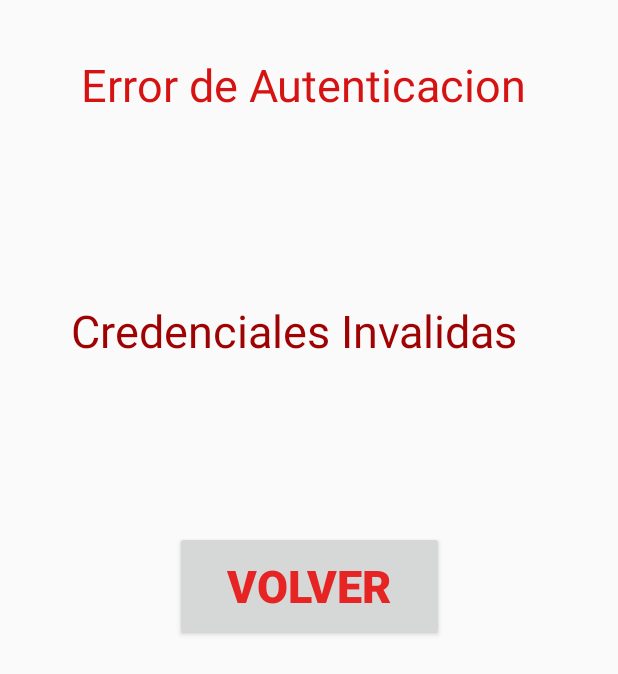
After one commit to MaxiARG/Grupo_609, an Android app: the ErrorDeAutenticacion screen opened directly, with no data from a screen before it, on a phone screen of 412 x 824 dp. The commit adds this screen. Shown: the top 674 px of the screen. Run offline under Robolectric (Android 15) with nearby library versions, the phone set to English and light mode, and no system bars.

Commit message:
WebService Login y Registrar andando

```diff
--- a/Arkanoid_SOA2/Codigo/app/src/main/AndroidManifest.xml
+++ b/Arkanoid_SOA2/Codigo/app/src/main/AndroidManifest.xml
@@ -18,7 +18,8 @@
         android:screenOrientation="portrait"
         android:supportsRtl="true"
         android:theme="@style/AppTheme">
-        <activity android:name=".RegistroExitoso"></activity>
+        <activity android:name=".ErrorDeAutenticacion"></activity>
+        <activity android:name=".RegistroExitoso" />
         <activity android:name=".Perdiste_Activity" />
         <activity android:name=".Ganaste_Activity" />
         <activity android:name=".GameLoop" />
--- /dev/null
+++ b/Arkanoid_SOA2/Codigo/app/src/main/java/com/example/arkanoid_soa/ErrorDeAutenticacion.java
@@ -0,0 +1,27 @@
+package com.example.arkanoid_soa;
+
+import androidx.appcompat.app.AppCompatActivity;
+
+import android.content.Intent;
+import android.os.Bundle;
+import android.view.View;
+
+public class ErrorDeAutenticacion extends AppCompatActivity {
+
+    @Override
+    protected void onCreate(Bundle savedInstanceState) {
+        super.onCreate(savedInstanceState);
+        setContentView(R.layout.activity_error_de_autenticacion);
+    }
+
+
+    public void irALogin(View view){
+        Intent intent = new Intent(this, MainActivity.class);
+        startActivity(intent);
+    }
+
+    @Override
+    public void onBackPressed() {
+        return;
+    }
+}
--- a/Arkanoid_SOA2/Codigo/app/src/main/java/com/example/arkanoid_soa/MainActivity.java
+++ b/Arkanoid_SOA2/Codigo/app/src/main/java/com/example/arkanoid_soa/MainActivity.java
@@ -95,8 +95,13 @@ public class MainActivity extends AppCompatActivity {
                             startActivity(intent);
                         }
 
-                    }else
-                        Toast.makeText(getBaseContext(), "Revise sus credenciales", Toast.LENGTH_LONG);
+                        if(response == null || response.body() == null){
+                            System.out.println( "ERRRRRORRRR");
+                            Intent intent = new Intent(getBaseContext(), ErrorDeAutenticacion.class);
+                            startActivity(intent);
+                        }
+
+                    }
                 }
 
                 @Override
--- /dev/null
+++ b/Arkanoid_SOA2/Codigo/app/src/main/res/layout/activity_error_de_autenticacion.xml
@@ -0,0 +1,50 @@
+<?xml version="1.0" encoding="utf-8"?>
+<androidx.constraintlayout.widget.ConstraintLayout xmlns:android="http://schemas.android.com/apk/res/android"
+    xmlns:app="http://schemas.android.com/apk/res-auto"
+    xmlns:tools="http://schemas.android.com/tools"
+    android:layout_width="match_parent"
+    android:layout_height="match_parent"
+    tools:context=".ErrorDeAutenticacion">
+
+    <TextView
+        android:id="@+id/textView2"
+        android:layout_width="303dp"
+        android:layout_height="60dp"
+        android:layout_marginTop="36dp"
+        android:duplicateParentState="false"
+        android:editable="false"
+        android:text="Error de Autenticacion"
+        android:textColor="#D61313"
+        android:textSize="30sp"
+        app:layout_constraintEnd_toEndOf="parent"
+        app:layout_constraintHorizontal_bias="0.495"
+        app:layout_constraintStart_toStartOf="parent"
+        app:layout_constraintTop_toTopOf="parent" />
+
+    <TextView
+        android:id="@+id/textView3"
+        android:layout_width="316dp"
+        android:layout_height="58dp"
+        android:layout_marginTop="104dp"
+        android:text="Credenciales Invalidas"
+        android:textColor="#9E0202"
+        android:textSize="30sp"
+        app:layout_constraintEnd_toEndOf="parent"
+        app:layout_constraintHorizontal_bias="0.494"
+        app:layout_constraintStart_toStartOf="parent"
+        app:layout_constraintTop_toBottomOf="@+id/textView2" />
+
+    <Button
+        android:id="@+id/button2"
+        android:layout_width="179dp"
+        android:layout_height="73dp"
+        android:layout_marginTop="96dp"
+        android:onClick="irALogin"
+        android:text="Volver"
+        android:textColor="#E62424"
+        android:textSize="30sp"
+        android:textStyle="bold"
+        app:layout_constraintEnd_toEndOf="parent"
+        app:layout_constraintStart_toStartOf="parent"
+        app:layout_constraintTop_toBottomOf="@+id/textView3" />
+</androidx.constraintlayout.widget.ConstraintLayout>
```
